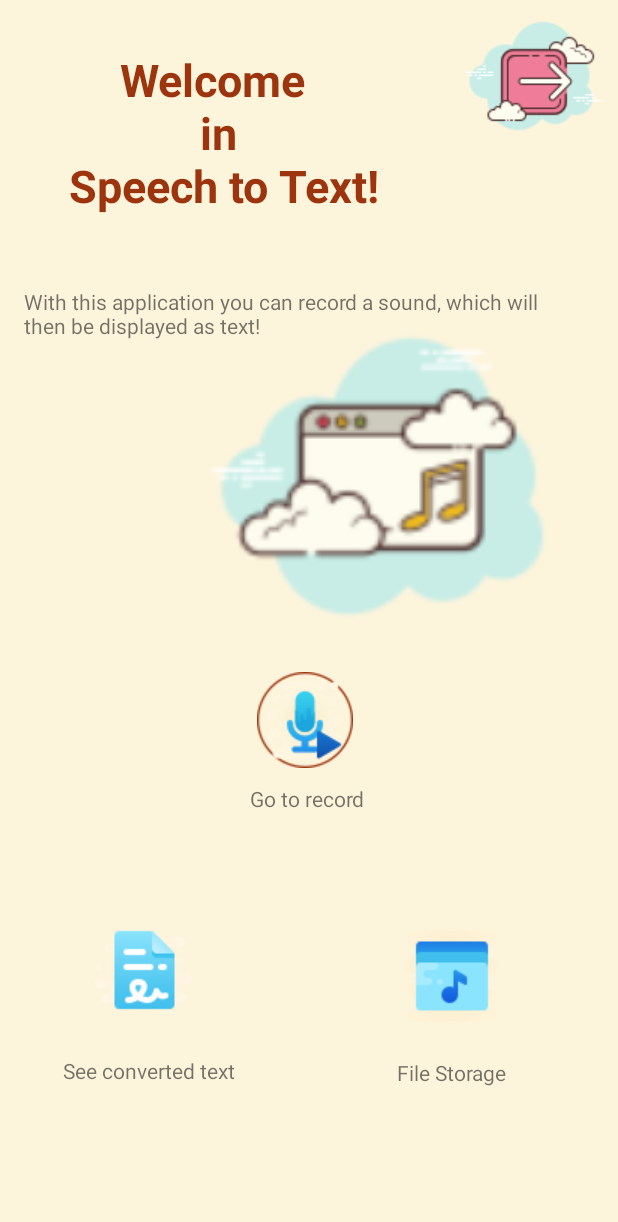
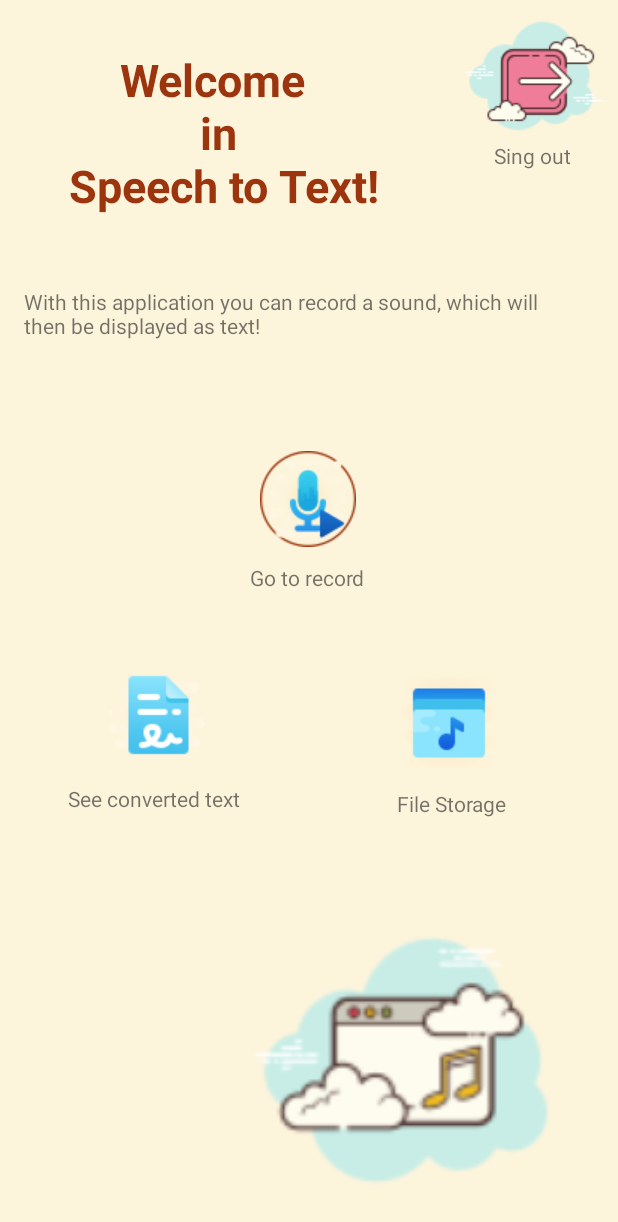
Before and after one commit to ITAppCPMProject/SpeechToText, an Android app: the screen it shows after launch (MainActivity), on a phone screen of 412 x 824 dp. Shown: the top 1222 px of the screen. Run offline under Robolectric (Android 15) with nearby library versions, the phone set to English and light mode, and no system bars; our stand-ins replace Firebase (no records; nobody signed in at launch, a user with empty details on screens opened directly); libraries missing offline, so code that uses them is left out: com.firebase.ui; 2 statements that could not run were skipped.

Commit message:
cosmetic update part 4

```diff
--- a/app/src/main/res/layout/activity_main.xml
+++ b/app/src/main/res/layout/activity_main.xml
@@ -9,6 +9,20 @@
     tools:context=".MainActivity">
 
     <TextView
+        android:id="@+id/textDescription6"
+        android:layout_width="133dp"
+        android:layout_height="24dp"
+        android:layout_marginStart="288dp"
+        android:layout_marginLeft="288dp"
+        android:layout_marginBottom="580dp"
+        android:text="Sing out"
+        android:textAlignment="center"
+        app:layout_constraintBottom_toBottomOf="parent"
+        app:layout_constraintStart_toStartOf="parent"
+        app:layout_constraintTop_toBottomOf="@+id/btn_sign_out"
+        app:layout_constraintVertical_bias="0.0" />
+
+    <TextView
         android:id="@+id/textDescription5"
         android:layout_width="148dp"
         android:layout_height="28dp"
@@ -16,23 +30,23 @@
         android:textAlignment="center"
         app:layout_constraintBottom_toBottomOf="parent"
         app:layout_constraintEnd_toEndOf="parent"
-        app:layout_constraintHorizontal_bias="0.597"
+        app:layout_constraintHorizontal_bias="0.606"
         app:layout_constraintStart_toEndOf="@+id/textDescription4"
         app:layout_constraintTop_toBottomOf="@+id/btn_GoToStorage"
-        app:layout_constraintVertical_bias="0.105" />
+        app:layout_constraintVertical_bias="0.0" />
 
     <TextView
         android:id="@+id/textDescription4"
-        android:layout_width="143dp"
-        android:layout_height="33dp"
-        android:layout_marginStart="28dp"
-        android:layout_marginLeft="28dp"
+        android:layout_width="133dp"
+        android:layout_height="24dp"
+        android:layout_marginStart="36dp"
+        android:layout_marginLeft="36dp"
         android:text="See converted text"
         android:textAlignment="center"
         app:layout_constraintBottom_toBottomOf="parent"
         app:layout_constraintStart_toStartOf="parent"
         app:layout_constraintTop_toBottomOf="@+id/btn_GoToDescp"
-        app:layout_constraintVertical_bias="0.144" />
+        app:layout_constraintVertical_bias="0.012" />
 
     <TextView
         android:id="@+id/textDescription3"
@@ -74,10 +88,10 @@
         android:text="Go to Record"
         app:layout_constraintBottom_toBottomOf="parent"
         app:layout_constraintEnd_toEndOf="parent"
-        app:layout_constraintHorizontal_bias="0.489"
+        app:layout_constraintHorizontal_bias="0.497"
         app:layout_constraintStart_toStartOf="parent"
         app:layout_constraintTop_toTopOf="parent"
-        app:layout_constraintVertical_bias="0.592">
+        app:layout_constraintVertical_bias="0.393">
 
     </ImageButton>
 
@@ -99,14 +113,14 @@
 
     <ImageView
         android:id="@+id/imageView2"
-        android:layout_width="320dp"
-        android:layout_height="261dp"
+        android:layout_width="288dp"
+        android:layout_height="230dp"
         app:layout_constraintBottom_toBottomOf="parent"
         app:layout_constraintEnd_toEndOf="parent"
         app:layout_constraintHorizontal_bias="1.0"
         app:layout_constraintStart_toStartOf="parent"
         app:layout_constraintTop_toTopOf="parent"
-        app:layout_constraintVertical_bias="0.336"
+        app:layout_constraintVertical_bias="1.0"
         app:srcCompat="@drawable/icons8musicwindow" />
 
     <TextView
@@ -130,10 +144,10 @@
         android:text="Records storage"
         app:layout_constraintBottom_toBottomOf="parent"
         app:layout_constraintEnd_toEndOf="parent"
-        app:layout_constraintHorizontal_bias="0.865"
+        app:layout_constraintHorizontal_bias="0.857"
         app:layout_constraintStart_toStartOf="parent"
         app:layout_constraintTop_toTopOf="parent"
-        app:layout_constraintVertical_bias="0.824" />
+        app:layout_constraintVertical_bias="0.595" />
 
     <ImageButton
         android:id="@+id/btn_GoToDescp"
@@ -145,9 +159,9 @@
         android:text="Descriptions storage"
         app:layout_constraintBottom_toBottomOf="parent"
         app:layout_constraintEnd_toEndOf="parent"
-        app:layout_constraintHorizontal_bias="0.073"
+        app:layout_constraintHorizontal_bias="0.108"
         app:layout_constraintStart_toStartOf="parent"
         app:layout_constraintTop_toTopOf="parent"
-        app:layout_constraintVertical_bias="0.8" />
+        app:layout_constraintVertical_bias="0.548" />
 
 </androidx.constraintlayout.widget.ConstraintLayout>
```
